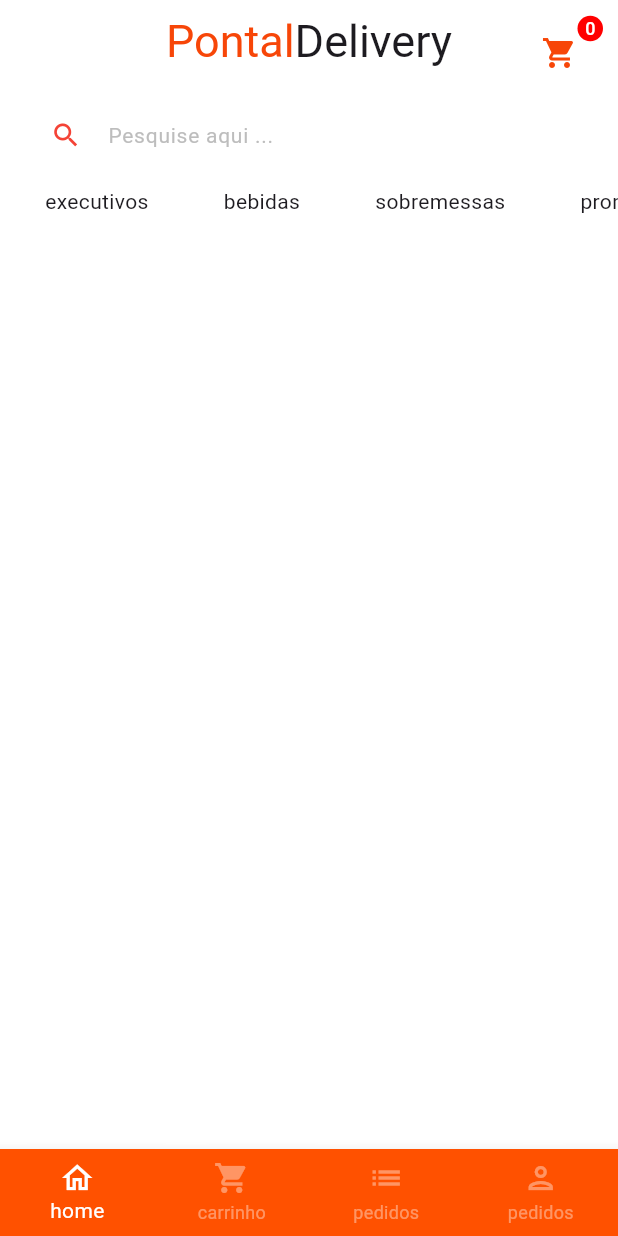
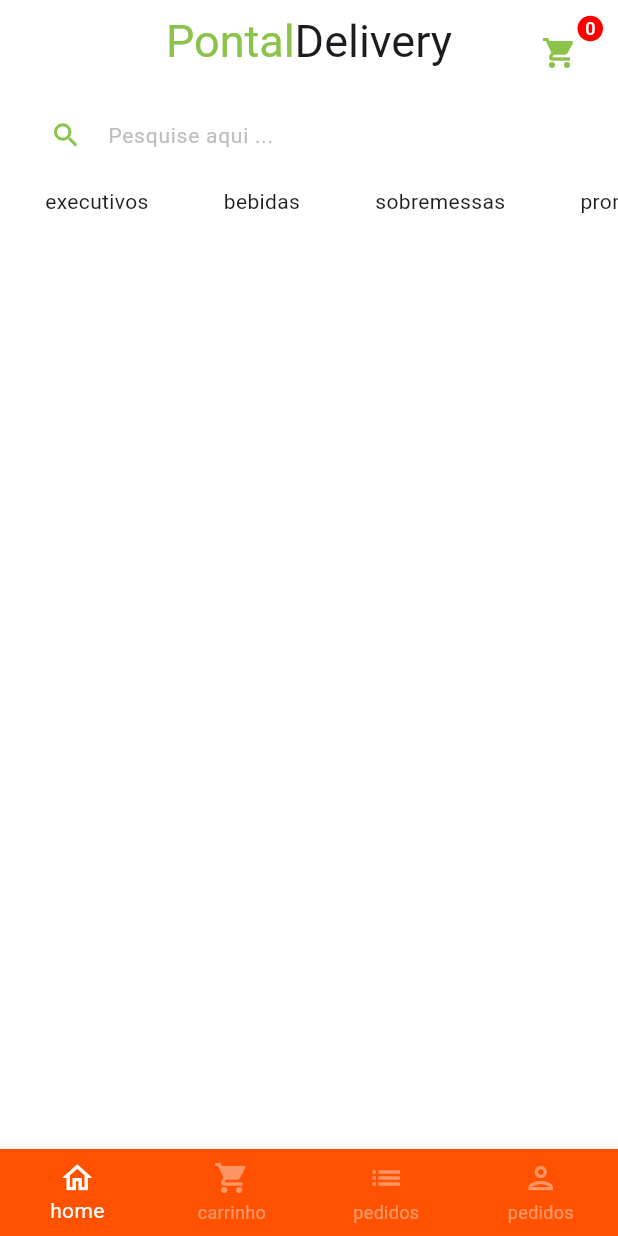
Before and after one commit to ViniciusReisCosta/pontal-delivery, a Flutter app: the screen it shows after launch, after a tap on "Entrar", on a phone screen of 412 x 824 dp. Run offline on Flutter 3.47's test engine with Material 3 defaults, Android fonts, the phone set to English and light mode, and no system bars; our stand-ins replace animated_text_kit, mask_text_input_formatter.

Commit message:
Alteração de Arquitetura

```diff
--- a/lib/main.dart
+++ b/lib/main.dart
@@ -1,5 +1,5 @@
 import 'package:flutter/material.dart';
-import 'package:pontal_delivery/src/auth/signinscreen.dart';
+import 'package:pontal_delivery/src/auth/sign_in_screen.dart';
 
 void main() {
   runApp(const MyApp());
--- a/lib/src/auth/signinscreen.dart
+++ b/lib/src/auth/sign_in_screen.dart
@@ -1,8 +1,8 @@
 import 'package:animated_text_kit/animated_text_kit.dart';
 import 'package:flutter/material.dart';
-import 'package:pontal_delivery/confing/custom_colors.dart';
-import 'package:pontal_delivery/src/auth/base_screen.dart';
 import 'package:pontal_delivery/src/auth/sign_up_screen.dart';
+import '../base/base_screen.dart';
+import '../config/custom_colors.dart';
 import 'components/customtextfield.dart';
 
 class SignInscreen extends StatelessWidget {
@@ -13,7 +13,7 @@ class SignInscreen extends StatelessWidget {
     final size = MediaQuery.of(context).size;
 
     return Scaffold(
-        backgroundColor: CustomColors.customswatchColor,
+        backgroundColor: CustomColors.customSwatchColor,
         body: SizedBox(
           height: size.height,
           width: size.width,
@@ -93,7 +93,7 @@ class SignInscreen extends StatelessWidget {
                         height: 50,
                         child: ElevatedButton(
                           style: ElevatedButton.styleFrom(
-                              backgroundColor: Colors.green,
+                              backgroundColor: Colors.deepOrange,
                               shape: RoundedRectangleBorder(
                                 borderRadius: BorderRadius.circular(18),
                               )),
@@ -114,9 +114,9 @@ class SignInscreen extends StatelessWidget {
                         alignment: Alignment.centerRight,
                         child: TextButton(
                             onPressed: () {},
-                            child: const Text('esqueceu a senha?',
+                            child: Text('esqueceu a senha?',
                                 style: TextStyle(
-                                    color: CustomColors.customContrastColor))),
+                                    color: CustomColors.customConstrastColor))),
                       ),
                       Padding(
                         padding: const EdgeInsets.only(bottom: 10.0),
--- a/lib/src/auth/sign_up_screen.dart
+++ b/lib/src/auth/sign_up_screen.dart
@@ -1,8 +1,10 @@
 import 'package:flutter/material.dart';
 
 import 'package:mask_text_input_formatter/mask_text_input_formatter.dart';
-import 'package:pontal_delivery/confing/custom_colors.dart';
+
 import 'package:pontal_delivery/src/auth/components/customtextfield.dart';
+
+import '../config/custom_colors.dart';
 
 class SignUpScreen extends StatelessWidget {
    SignUpScreen({super.key});
@@ -20,7 +22,7 @@ class SignUpScreen extends StatelessWidget {
   Widget build(BuildContext context) {
     final size = MediaQuery.of(context).size;
     return Scaffold(
-      backgroundColor: CustomColors.customContrastColor,
+      backgroundColor: CustomColors.customConstrastColor,
       body: SingleChildScrollView(
         child: SizedBox(
           height: size.height,
--- a/lib/confing/custom_colors.dart
+++ b/lib/src/config/custom_colors.dart
@@ -1,6 +1,7 @@
 import 'package:flutter/material.dart';
 
 Map<int, Color> _swatchOpacity = {
+
   50: const Color.fromARGB(255, 247, 70,1, ),
   100: const Color.fromARGB(255, 247, 70, 2),
   200: const Color.fromARGB(255, 247, 70, 3),
@@ -11,12 +12,11 @@ Map<int, Color> _swatchOpacity = {
   700: const Color.fromARGB(255, 247, 70, 8),
   800: const Color.fromARGB(255, 247, 70, 9),
   090: const Color(0xFFF74601),
-  };
+};
 
 abstract class CustomColors {
-  static const Color customContrastColor = Colors.red;
 
-  static MaterialColor customswatchColor = MaterialColor(
-    0xFFF74608,_swatchOpacity
-  );
+  static Color customConstrastColor = Colors.red.shade700;
+
+  static MaterialColor customSwatchColor = MaterialColor(0xFF8BC34A,_swatchOpacity);
 }
--- a/lib/src/home/home_tab.dart
+++ b/lib/src/home/home_tab.dart
@@ -1,6 +1,7 @@
 import 'package:flutter/material.dart';
-import 'package:pontal_delivery/confing/custom_colors.dart';
 import 'package:pontal_delivery/src/home/components/category_title.dart';
+
+import '../config/custom_colors.dart';
 
 class HomeTab extends StatelessWidget {
   HomeTab({super.key});
@@ -29,7 +30,7 @@ class HomeTab extends StatelessWidget {
               TextSpan(
                 text: 'Pontal',
                 style: TextStyle(
-                  color: CustomColors.customswatchColor,
+                  color: CustomColors.customSwatchColor,
                 ),
               ),
               const TextSpan(
@@ -52,7 +53,7 @@ class HomeTab extends StatelessWidget {
                   onPressed: () {},
                   icon: Icon(
                     Icons.shopping_cart,
-                    color: CustomColors.customswatchColor,
+                    color: CustomColors.customSwatchColor,
                   ),
                 ),
               ),
@@ -75,9 +76,9 @@ class HomeTab extends StatelessWidget {
                   color: Colors.grey.shade400,
                   fontSize: 14,
                 ),
-                prefixIcon: const Icon(
+                prefixIcon: Icon(
                   Icons.search,
-                  color: CustomColors.customContrastColor,
+                  color: CustomColors.customSwatchColor,
                   size: 21,
                 ),
                 border: OutlineInputBorder(
```
Also changed, not shown: lib/src/base/base_screen.dart (renamed from lib/src/auth/base_screen.dart), pubspec.lock.
